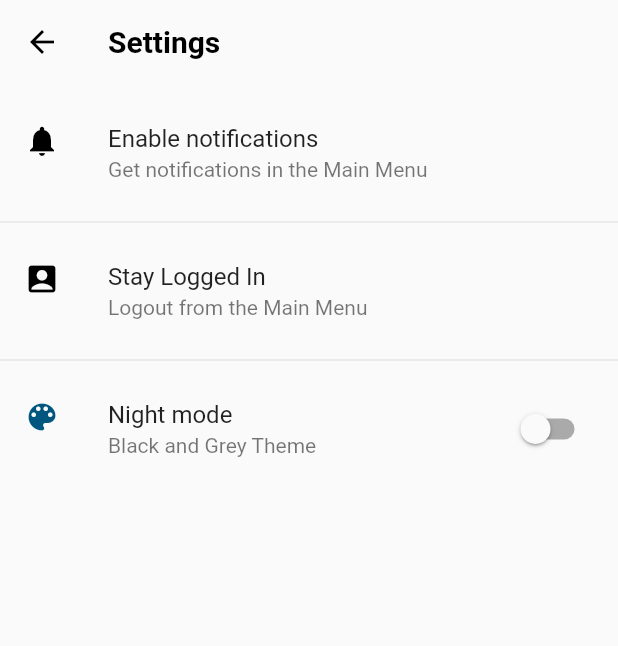
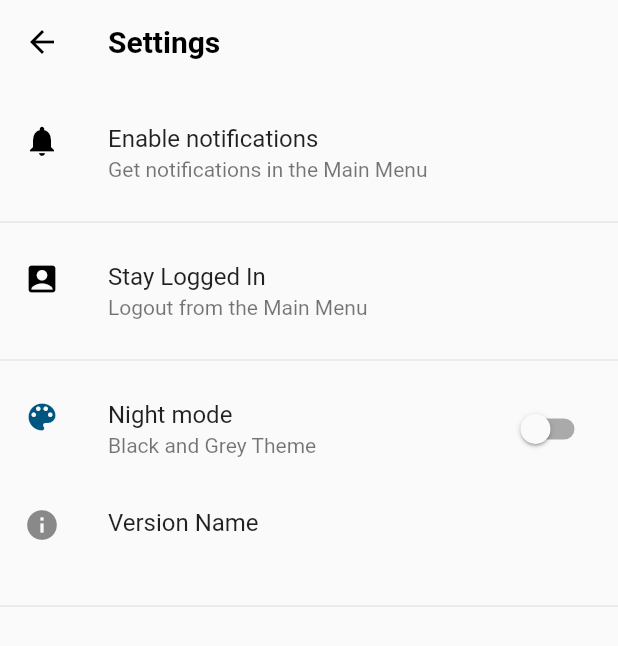
Before and after one commit to pterodactyl-app/Pterodactyl-app, a Flutter app: the SettingsList screen opened by its route, on a phone screen of 412 x 824 dp. Shown: the top 646 px of the screen. Run offline on Flutter 3.47's test engine with Material 2 defaults, Android fonts, the phone set to English and light mode, and no system bars; our stand-ins replace dynamic_theme, shared_preferences; missing offline and left inert: flutter_sparkline, get_version; accounts and stored records are empty.

Commit message:
update settings

```diff
--- a/lib/settings.dart
+++ b/lib/settings.dart
@@ -1,6 +1,8 @@
 import 'package:flutter/cupertino.dart';
 import 'package:flutter/material.dart';
 import 'globals.dart' as globals;
+import 'package:flutter/services.dart';
+import 'package:get_version/get_version.dart';
 import 'package:dynamic_theme/dynamic_theme.dart';
 import './shared_preferences_helper.dart';
 import 'main.dart';
@@ -11,6 +13,37 @@ class SettingsList extends StatefulWidget {
 }
 
 class SettingsListPageState extends State<SettingsList> {
+
+  String _projectVersion = '';
+
+  @override
+  initState() {
+    super.initState();
+    initPlatformState();
+  }
+
+  // Platform messages are asynchronous, so we initialize in an async method.
+  initPlatformState() async {
+
+    String projectVersion;
+    // Platform messages may fail, so we use a try/catch PlatformException.
+    try {
+      projectVersion = await GetVersion.projectVersion;
+    } on PlatformException {
+      projectVersion = 'Failed to get project version.';
+    }
+
+    if (!mounted) return;
+
+    setState(() {
+      _projectVersion = projectVersion;
+    });
+  }
+
+
+
+
+
   void handelTheme(bool value) {
     setState(() {
       globals.isDarkTheme = value;
@@ -118,6 +151,14 @@ class SettingsListPageState extends State<SettingsList> {
                 value: globals.isDarkTheme,
               ),
             ),
+            new ListTile(
+                leading: new Icon(Icons.info),
+                title: const Text('Version Name'),
+                subtitle: new Text(_projectVersion),
+              ),
+              new Divider(
+                height: 20.0,
+              ),
           ],
         ),
       )),
--- a/pubspec.yaml
+++ b/pubspec.yaml
@@ -36,6 +36,7 @@ dependencies:
   flutter_cupertino_settings: any
   font_awesome_flutter: any
   dynamic_theme: any
+  get_version: any
 
 
 
```
